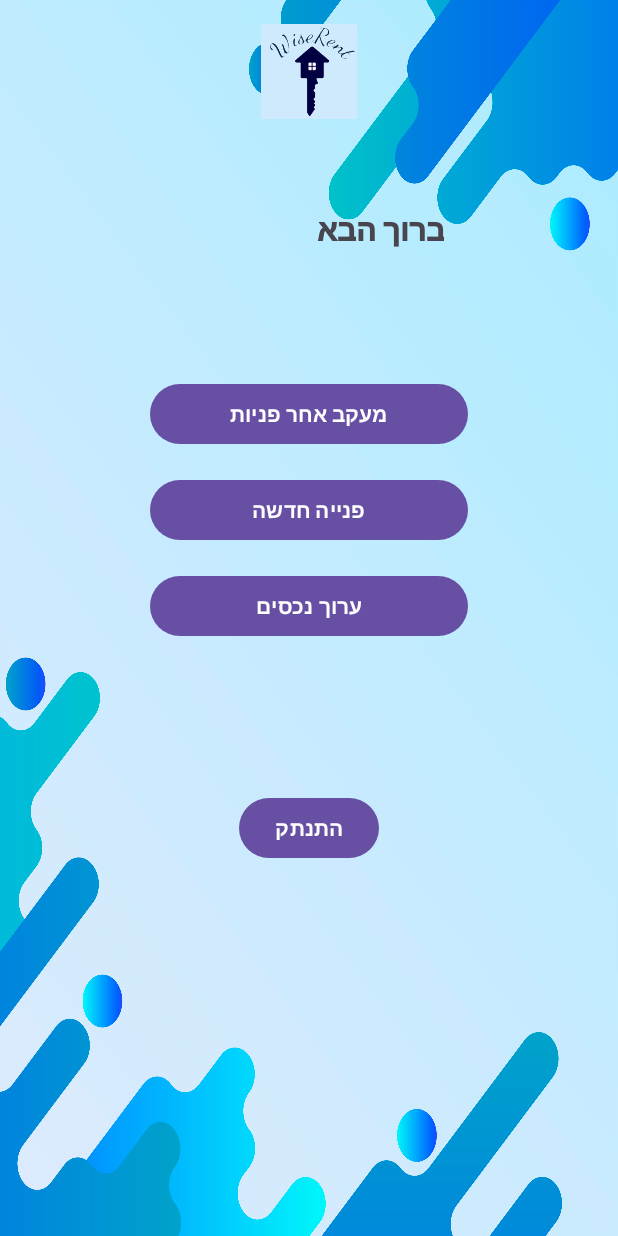
After one commit to LiorJerbi/WiseRent, an Android app: the RenterHomePage screen opened directly, with no data from a screen before it, on a phone screen of 412 x 824 dp. The commit adds this screen. Run offline under Robolectric (Android 15) with nearby library versions, the phone set to English and light mode, and no system bars; our stand-ins replace Firebase (no records; nobody signed in at launch, a user with empty details on screens opened directly).

Commit message:
after adding users homepages + some funcionalities

```diff
--- a/app/build.gradle.kts
+++ b/app/build.gradle.kts
@@ -35,6 +35,7 @@ dependencies {
     implementation("com.google.android.material:material:1.9.0")
     implementation("androidx.constraintlayout:constraintlayout:2.1.4")
     implementation("com.google.firebase:firebase-auth:22.3.0")
+    implementation("com.google.firebase:firebase-firestore:24.10.1")
     testImplementation("junit:junit:4.13.2")
     androidTestImplementation("androidx.test.ext:junit:1.1.5")
     androidTestImplementation("androidx.test.espresso:espresso-core:3.5.1")
--- a/app/src/main/java/com/example/wiserent/Login.java
+++ b/app/src/main/java/com/example/wiserent/Login.java
@@ -61,7 +61,7 @@ public class Login extends AppCompatActivity {
                     public void onComplete(@NonNull Task<AuthResult> task) {
                         if(task.isSuccessful()){
                             Toast.makeText(Login.this, "התחברת בהצלחה.", Toast.LENGTH_SHORT).show();
-                            startActivity(new Intent(getApplicationContext(), MainActivity.class));
+                            startActivity(new Intent(getApplicationContext(), PremissionType.class));
                         }
                         else{
                             Toast.makeText(Login.this,"שגיאה!" + task.getException().getMessage(),Toast.LENGTH_SHORT).show();
--- /dev/null
+++ b/app/src/main/java/com/example/wiserent/RenterHomePage.java
@@ -0,0 +1,66 @@
+package com.example.wiserent;
+
+import androidx.annotation.Nullable;
+import androidx.appcompat.app.AppCompatActivity;
+
+import android.content.Intent;
+import android.os.Bundle;
+import android.view.View;
+import android.widget.Button;
+import android.widget.ImageView;
+import android.widget.PopupMenu;
+import android.widget.PopupWindow;
+import android.widget.TextView;
+
+import com.google.firebase.auth.FirebaseAuth;
+import com.google.firebase.firestore.DocumentReference;
+import com.google.firebase.firestore.DocumentSnapshot;
+import com.google.firebase.firestore.EventListener;
+import com.google.firebase.firestore.FirebaseFirestore;
+import com.google.firebase.firestore.FirebaseFirestoreException;
+
+public class RenterHomePage extends AppCompatActivity {
+
+    TextView fullName;
+    FirebaseAuth fAuth;
+    FirebaseFirestore fStore;
+    String userID;
+
+    Button bLogoutBtn;
+
+    @Override
+    protected void onCreate(Bundle savedInstanceState) {
+        super.onCreate(savedInstanceState);
+        setContentView(R.layout.activity_renter_home_page);
+
+        fullName = findViewById(R.id.Name);
+        bLogoutBtn = findViewById(R.id.logoutBtn);
+
+        fAuth = FirebaseAuth.getInstance();
+        fStore = FirebaseFirestore.getInstance();
+
+        userID = fAuth.getCurrentUser().getUid();
+
+        DocumentReference documentReference = fStore.collection("users").document(userID);
+        documentReference.addSnapshotListener(this, new EventListener<DocumentSnapshot>() {
+            @Override
+            public void onEvent(@Nullable DocumentSnapshot value, @Nullable FirebaseFirestoreException error) {
+                fullName.setText(value.getString("fullname"));          //extracting the user's full name from DB
+            }
+        });
+
+        bLogoutBtn.setOnClickListener(new View.OnClickListener() {
+            @Override
+            public void onClick(View v) {
+                logout(v);
+            }
+        });
+
+    }
+
+    public void logout(View view){
+        fAuth.signOut(); //logout
+        startActivity(new Intent(getApplicationContext(), Login.class));
+        finish();
+    }
+}
--- a/app/src/main/res/layout/activity_login.xml
+++ b/app/src/main/res/layout/activity_login.xml
@@ -8,7 +8,7 @@
     tools:context=".Login">
 
     <ImageView
-    android:id="@+id/imageView2"
+        android:id="@+id/appLogo"
         android:layout_width="198dp"
         android:layout_height="115dp"
         app:layout_constraintBottom_toBottomOf="parent"
@@ -32,7 +32,7 @@
         app:layout_constraintBottom_toBottomOf="parent"
         app:layout_constraintEnd_toEndOf="parent"
         app:layout_constraintStart_toStartOf="parent"
-        app:layout_constraintTop_toBottomOf="@+id/imageView2"
+        app:layout_constraintTop_toBottomOf="@+id/appLogo"
         app:layout_constraintVertical_bias="0.061" />
 
 
--- a/app/src/main/res/layout/activity_register.xml
+++ b/app/src/main/res/layout/activity_register.xml
@@ -8,7 +8,7 @@
     tools:context=".Register">
 
     <ImageView
-        android:id="@+id/imageView2"
+        android:id="@+id/appLogo"
         android:layout_width="198dp"
         android:layout_height="115dp"
         android:layout_marginTop="52dp"
@@ -31,7 +31,7 @@
         app:layout_constraintBottom_toBottomOf="parent"
         app:layout_constraintEnd_toEndOf="parent"
         app:layout_constraintStart_toStartOf="parent"
-        app:layout_constraintTop_toBottomOf="@+id/imageView2"
+        app:layout_constraintTop_toBottomOf="@+id/appLogo"
         app:layout_constraintVertical_bias="0.061" />
 
     <EditText
--- /dev/null
+++ b/app/src/main/res/layout/activity_renter_home_page.xml
@@ -0,0 +1,98 @@
+<?xml version="1.0" encoding="utf-8"?>
+<androidx.constraintlayout.widget.ConstraintLayout xmlns:android="http://schemas.android.com/apk/res/android"
+    xmlns:app="http://schemas.android.com/apk/res-auto"
+    xmlns:tools="http://schemas.android.com/tools"
+    android:layout_width="match_parent"
+    android:layout_height="match_parent"
+    android:background="@drawable/backgroundwallp"
+    tools:context=".RenterHomePage">
+
+    <ImageView
+        android:id="@+id/appLogo"
+        android:layout_width="129dp"
+        android:layout_height="63dp"
+        android:layout_marginTop="16dp"
+        app:layout_constraintEnd_toEndOf="parent"
+        app:layout_constraintStart_toStartOf="parent"
+        app:layout_constraintTop_toTopOf="parent"
+        app:srcCompat="@drawable/wiserentlogo" />
+
+    <TextView
+        android:id="@+id/welcome"
+        android:layout_width="wrap_content"
+        android:layout_height="wrap_content"
+        android:layout_marginTop="60dp"
+        android:layout_marginEnd="116dp"
+        android:fontFamily="sans-serif-black"
+        android:text="ברוך הבא  "
+        android:textSize="20sp"
+        android:textStyle="bold"
+        app:layout_constraintEnd_toEndOf="parent"
+        app:layout_constraintTop_toBottomOf="@+id/appLogo" />
+
+    <TextView
+        android:id="@+id/Name"
+        android:layout_width="wrap_content"
+        android:layout_height="wrap_content"
+        android:layout_marginTop="60dp"
+        android:fontFamily="sans-serif-black"
+        android:text="fullname"
+        android:textSize="20sp"
+        android:textStyle="bold"
+        app:layout_constraintEnd_toStartOf="@+id/welcome"
+        app:layout_constraintHorizontal_bias="1.0"
+        app:layout_constraintStart_toStartOf="parent"
+        app:layout_constraintTop_toBottomOf="@+id/appLogo" />
+
+    <Button
+        android:id="@+id/trackingAppealsBtn"
+        android:layout_width="0dp"
+        android:layout_height="wrap_content"
+        android:layout_marginStart="100dp"
+        android:layout_marginTop="252dp"
+        android:layout_marginEnd="100dp"
+        android:text="מעקב אחר פניות"
+        android:textStyle="bold"
+        app:layout_constraintEnd_toEndOf="parent"
+        app:layout_constraintStart_toStartOf="parent"
+        app:layout_constraintTop_toTopOf="parent" />
+
+    <Button
+        android:id="@+id/newAppealBtn"
+        android:layout_width="0dp"
+        android:layout_height="wrap_content"
+        android:layout_marginStart="100dp"
+        android:layout_marginTop="16dp"
+        android:layout_marginEnd="100dp"
+        android:text="פנייה חדשה"
+        android:textStyle="bold"
+        app:layout_constraintEnd_toEndOf="parent"
+        app:layout_constraintStart_toStartOf="parent"
+        app:layout_constraintTop_toBottomOf="@+id/trackingAppealsBtn" />
+
+    <Button
+        android:id="@+id/paymentBtn"
+        android:layout_width="0dp"
+        android:layout_height="wrap_content"
+        android:layout_marginStart="100dp"
+        android:layout_marginTop="16dp"
+        android:layout_marginEnd="100dp"
+        android:text="ערוך נכסים"
+        android:textStyle="bold"
+        app:layout_constraintEnd_toEndOf="parent"
+        app:layout_constraintStart_toStartOf="parent"
+        app:layout_constraintTop_toBottomOf="@+id/newAppealBtn" />
+
+    <Button
+        android:id="@+id/logoutBtn"
+        android:layout_width="wrap_content"
+        android:layout_height="wrap_content"
+        android:layout_marginTop="100dp"
+        android:text="התנתק"
+        android:textStyle="bold"
+        app:layout_constraintEnd_toEndOf="parent"
+        app:layout_constraintStart_toStartOf="parent"
+        app:layout_constraintTop_toBottomOf="@+id/paymentBtn" />
+
+
+</androidx.constraintlayout.widget.ConstraintLayout>
```
Also changed, not shown: app/src/main/AndroidManifest.xml (+11 -1 lines), app/src/main/java/com/example/wiserent/PremissionType.java (added, +37 -0 lines), app/src/main/java/com/example/wiserent/Register.java (+33 -1 lines), app/src/main/java/com/example/wiserent/RentedHomePage.java (added, +62 -0 lines), app/src/main/res/layout/activity_premission_type.xml (added, +64 -0 lines), app/src/main/res/layout/activity_rented_home_page.xml (added, +98 -0 lines), app/src/main/res/drawable/homeicon.png (added), app/src/main/res/drawable/usericon.png (added). Lines whose indentation alone changed are shown as unchanged.
